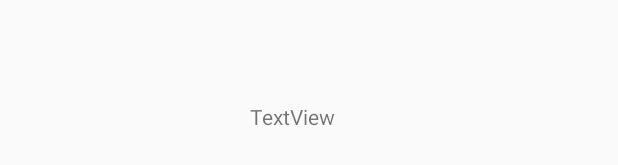
After one commit to waficLawand/lifeSavers, an Android app: the layout activity_user_info.xml on its own in the app's theme, with its tools: preview values and no code run, on a phone screen of 412 x 824 dp. The commit adds this screen. Shown: the part 230-395 px from the top of the screen. Run offline under Robolectric (Android 15) with nearby library versions, the phone set to English and light mode, and no system bars; network calls fail.

Commit message:
aded user details page and fixed blood doners fragment

```diff
--- /dev/null
+++ b/lifeSavers/lifeSavers/app/src/main/res/layout/activity_user_info.xml
@@ -0,0 +1,22 @@
+<?xml version="1.0" encoding="utf-8"?>
+<android.support.constraint.ConstraintLayout xmlns:android="http://schemas.android.com/apk/res/android"
+    xmlns:app="http://schemas.android.com/apk/res-auto"
+    xmlns:tools="http://schemas.android.com/tools"
+    android:layout_width="match_parent"
+    android:layout_height="match_parent"
+    tools:context="com.lifeSavers.lifeSavers.UserInfo">
+
+    <TextView
+        android:id="@+id/text"
+        android:layout_width="wrap_content"
+        android:layout_height="wrap_content"
+        android:layout_marginBottom="428dp"
+        android:layout_marginEnd="174dp"
+        android:layout_marginStart="152dp"
+        android:layout_marginTop="65dp"
+        android:text="TextView"
+        app:layout_constraintBottom_toBottomOf="parent"
+        app:layout_constraintEnd_toEndOf="parent"
+        app:layout_constraintStart_toStartOf="parent"
+        app:layout_constraintTop_toTopOf="parent" />
+</android.support.constraint.ConstraintLayout>
--- a/lifeSavers/lifeSavers/app/src/main/res/layout/app_bar_dashboard.xml
+++ b/lifeSavers/lifeSavers/app/src/main/res/layout/app_bar_dashboard.xml
@@ -5,7 +5,7 @@
     android:id="@+id/flContent"
     android:layout_width="match_parent"
     android:layout_height="match_parent"
-    tools:context="com.lifeSavers.lifeSavers.Dashboard">
+    tools:context="com.">
 
     <android.support.design.widget.AppBarLayout
         android:layout_width="match_parent"
--- a/lifeSavers/lifeSavers/app/src/main/res/layout/app_bar_tasker.xml
+++ b/lifeSavers/lifeSavers/app/src/main/res/layout/app_bar_tasker.xml
@@ -4,7 +4,7 @@
     xmlns:tools="http://schemas.android.com/tools"
     android:layout_width="match_parent"
     android:layout_height="match_parent"
-    tools:context="com.lifeSavers.lifeSavers.BloodDoners">
+    tools:context="com.accessGranter.accessGranter.LoginActivity">
 
     <android.support.design.widget.AppBarLayout
         android:layout_width="match_parent"
--- a/lifeSavers/lifeSavers/app/src/main/res/menu/activity_dashboard_drawer.xml
+++ b/lifeSavers/lifeSavers/app/src/main/res/menu/activity_dashboard_drawer.xml
@@ -7,7 +7,7 @@
         <item
             android:id="@+id/home"
             android:icon="@drawable/ic_home_black_24dp"
-            android:title="Home" />
+            android:title="Blood Doners" />
         <item
             android:id="@+id/balance_fragment"
             android:icon="@drawable/ic_menu_dollar"
--- a/lifeSavers/lifeSavers/app/src/main/res/values/strings.xml
+++ b/lifeSavers/lifeSavers/app/src/main/res/values/strings.xml
@@ -9,4 +9,5 @@
     <string name="navigation_drawer_close">Close navigation drawer</string>
     <string name="title_activity_tasker">TaskerActivity</string>
     <string name="title_activity_maps">Map</string>
+    <string name="title_activity_user_details">UserDetails</string>
 </resources>
```
Also changed, not shown: lifeSavers/lifeSavers/app/src/main/AndroidManifest.xml (+12 -13 lines), lifeSavers/lifeSavers/app/src/main/java/com/lifeSavers/lifeSavers/BloodDoners.java (+45 -9 lines), lifeSavers/lifeSavers/app/src/main/java/com/lifeSavers/lifeSavers/Dashboard.java (+13 -17 lines), lifeSavers/lifeSavers/app/src/main/java/com/lifeSavers/lifeSavers/UserInfo.java (added, +28 -0 lines), lifeSavers/lifeSavers/app/src/main/res/layout/fragment_balance.xml (+6 -10 lines), 2 other files.
